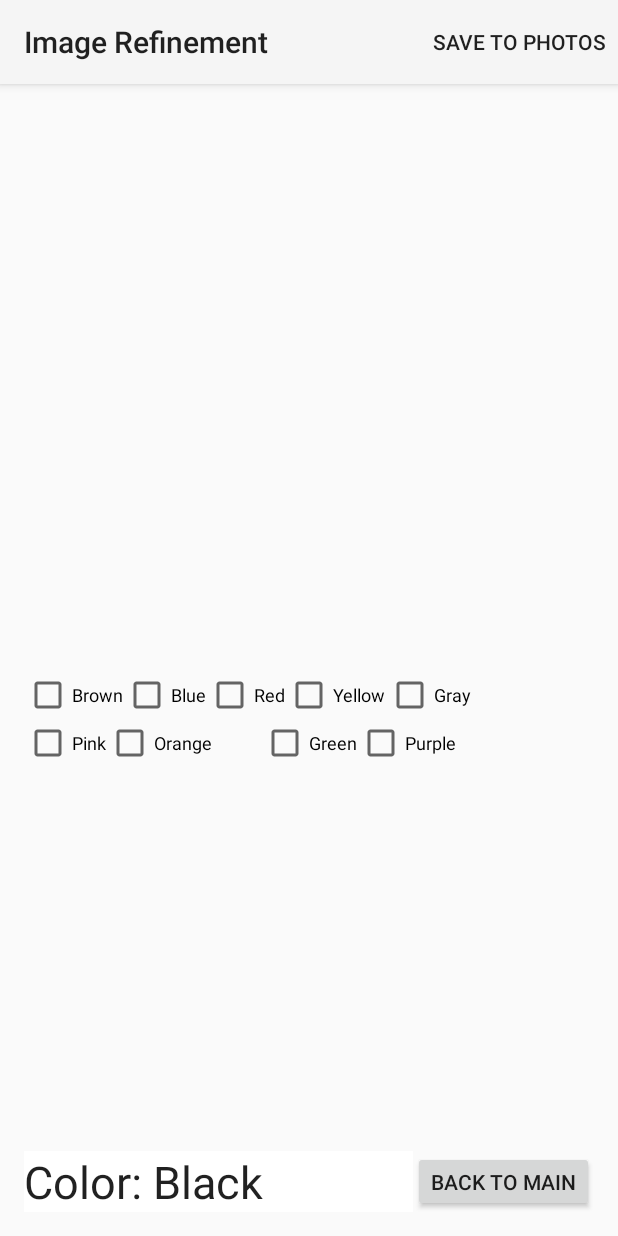
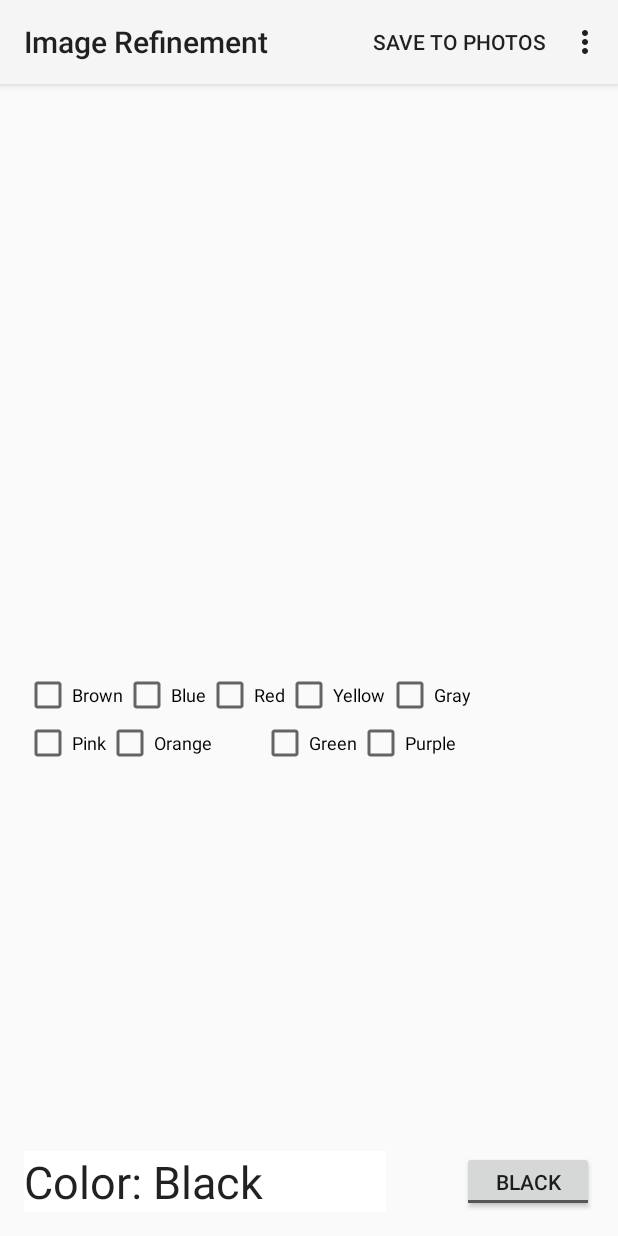
Before and after one commit to gnahum12345/C-Color-Android, an Android app: the screen it shows after launch (CoreActivity), after a tap on "CAPTURE IMAGE", on a phone screen of 412 x 824 dp. Run offline under Robolectric (Android 15) with nearby library versions, the phone set to English and light mode, and no system bars; 5 statements that could not run were skipped; 1 other tap on this screen came first.

Commit message:
Changed back button to togglebutton. Need to finish all the colors. Fix: if the togglebutton is switched than all the colors need to be switched also.
Date: 01/08/16

```diff
--- a/app/src/main/AndroidManifest.xml
+++ b/app/src/main/AndroidManifest.xml
@@ -25,7 +25,7 @@
         </activity>
         <activity
             android:name=".CoreActivity"
-            android:label="@string/core_activity" >
+            android:label="@string/core_activity">
 
         </activity>
     </application>
--- a/app/src/main/java/com/example/gaby/c_color/MainActivity.java
+++ b/app/src/main/java/com/example/gaby/c_color/MainActivity.java
@@ -662,7 +662,7 @@ public class MainActivity extends Activity implements SurfaceHolder.Callback {
         // Inflate the menu; this adds items to the action bar if it is present.
         getMenuInflater().inflate(R.menu.menu_main, menu);
         menu.findItem(R.id.save).setVisible(false);
-
+        menu.findItem(R.id.back).setVisible(false);
         return true;
     }
 
--- a/app/src/main/res/layout/core_image.xml
+++ b/app/src/main/res/layout/core_image.xml
@@ -16,15 +16,7 @@
         android:layout_alignParentStart="true"
         android:textSize="30dp"
         android:background="#ffffffff"
-        android:layout_toStartOf="@+id/back" />
-
-    <Button
-        android:layout_width="wrap_content"
-        android:layout_height="wrap_content"
-        android:text="Back to main"
-        android:id="@+id/back"
-        android:layout_alignTop="@+id/label"
-        android:layout_alignParentEnd="true" />
+        android:layout_toStartOf="@+id/gray" />
 
     <ImageView
         android:layout_width="fill_parent"
@@ -126,6 +118,15 @@
         android:layout_toEndOf="@+id/Yellow"
         android:textSize="12dp" />
 
+    <ToggleButton
+        android:layout_width="wrap_content"
+        android:layout_height="wrap_content"
+        android:text="Black"
+        android:id="@+id/BorW"
+        android:checked="false"
+        android:layout_alignTop="@+id/label"
+        android:layout_alignParentEnd="true" />
+
     <!--
     <RadioGroup
         android:layout_width="match_parent"
--- a/app/src/main/res/menu/menu_main.xml
+++ b/app/src/main/res/menu/menu_main.xml
@@ -4,5 +4,7 @@
         android:orderInCategory="100" android:showAsAction="always" />
     <item android:id="@+id/save" android:title="Save to photos" android:orderInCategory="200"
         android:showAsAction="always"/>
+    <item android:id="@+id/back" android:title="Back to Main" android:orderInCategory="50"
+        android:showAsAction="never"/>
 
 </menu>
```
Also changed, not shown: app/src/main/java/com/example/gaby/c_color/CoreActivity.java (+115 -20 lines).
